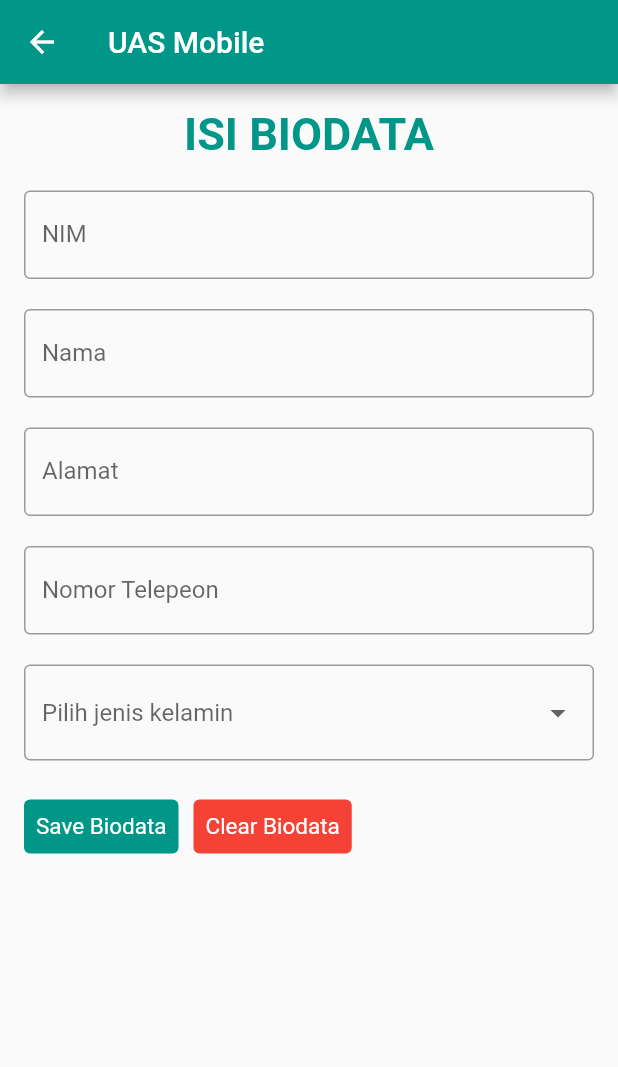
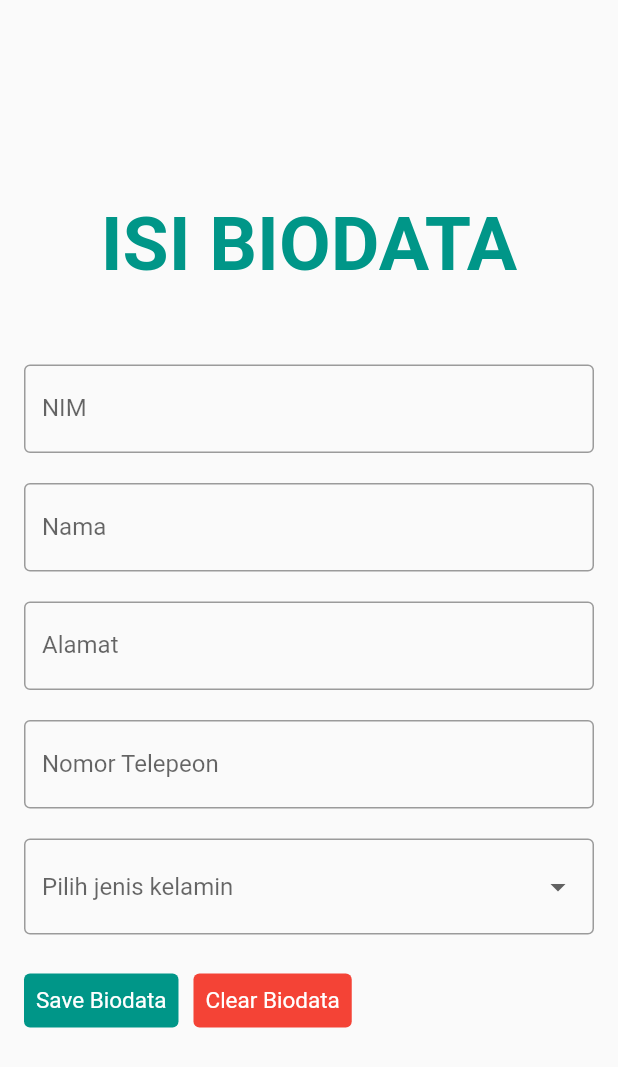
Before and after one commit to bellasoniadwi/UAS_Mobile, a Flutter app: the AddStudent screen opened directly, on a phone screen of 412 x 824 dp. Shown: the top 1067 px of the screen. Run offline on Flutter 3.47's test engine with Material 2 defaults, Android fonts, the phone set to English and light mode, and no system bars; our stand-ins replace sqflite; accounts and stored records are empty.

Commit message:
delete appbar

```diff
--- a/lib/screens/addStudent.dart
+++ b/lib/screens/addStudent.dart
@@ -30,10 +30,10 @@ class _AddStudent extends State<AddStudent> {
   @override
   Widget build(BuildContext context) {
     return Scaffold(
-      appBar: AppBar(
-        title: const Text("UAS Mobile"),
-        backgroundColor: Colors.teal,
-      ),
+      // appBar: AppBar(
+      //   title: const Text("UAS Mobile"),
+      //   backgroundColor: Colors.teal,
+      // ),
       body: SingleChildScrollView(
         child: Container(
           padding: const EdgeInsets.all(16.0),
@@ -42,15 +42,15 @@ class _AddStudent extends State<AddStudent> {
             children: [
               const Center(
                 child: Text(
-                  'ISI BIODATA',
+                  '\n\nISI BIODATA',
                   style: TextStyle(
-                      fontSize: 30,
+                      fontSize: 50,
                       color: Colors.teal,
                       fontWeight: FontWeight.bold),
                 ),
               ),
               const SizedBox(
-                height: 20.0,
+                height: 50.0,
               ),
               TextField(
                   keyboardType: TextInputType.number,
--- a/lib/screens/viewStudent.dart
+++ b/lib/screens/viewStudent.dart
@@ -28,13 +28,13 @@ class _ViewStudentState extends State<ViewStudent> {
                 child: Text(
                   '\n\nDETAIL BIODATA',
                   style: TextStyle(
-                      fontSize: 30,
+                      fontSize: 50,
                       color: Colors.teal,
                       fontWeight: FontWeight.bold),
                 ),
               ),
           const SizedBox(
-            height: 50,
+            height: 50.0,
           ),
           Row(
             children: [
```
Also changed, not shown: lib/screens/editStudent.dart (+7 -7 lines).
